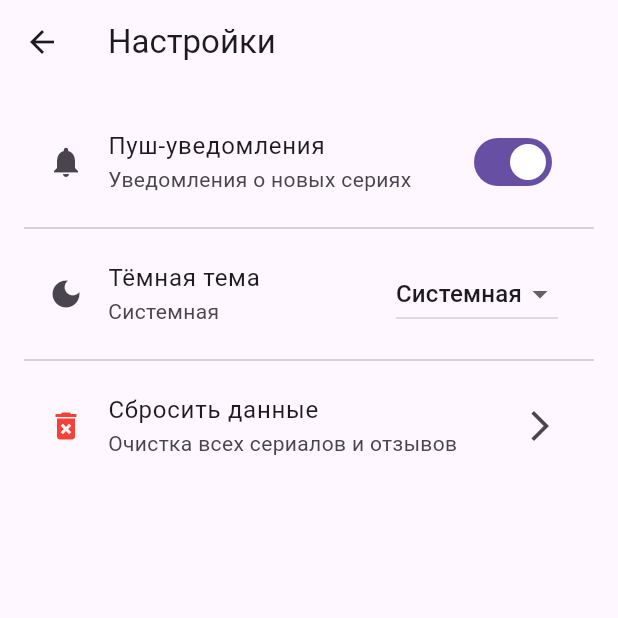
After one commit to starArsonist/series-tracker, a Flutter app: the SettingsScreen screen opened by its route, after a tap on "Пуш-уведомления", on a phone screen of 412 x 824 dp, the top half of it. The commit adds this screen. Run offline on Flutter 3.47's test engine with Material 3 defaults, Android fonts, the phone set to English and light mode, and no system bars; our stand-ins replace shared_preferences; accounts and stored records are empty.

Commit message:
добавлены экраны настроек и о приложении
- Экран настроек с SwitchListTile для пушей и темой
- Экран 'О приложении' с инфо о разработчиках
- Интеграция SharedPreferences для сохранения настроек
- Навигация через AppBar actions

```diff
--- a/series_tracker/lib/main.dart
+++ b/series_tracker/lib/main.dart
@@ -1,14 +1,51 @@
 import 'package:flutter/material.dart';
+import 'package:shared_preferences/shared_preferences.dart';
 import 'screens/login_screen.dart';
 import 'screens/register_screen.dart';
 import 'screens/home_screen.dart';
+import 'screens/settings_screen.dart';
+import 'screens/about_screen.dart';
 
 void main() {
   runApp(const SeriesTrackerApp());
 }
 
-class SeriesTrackerApp extends StatelessWidget {
+class SeriesTrackerApp extends StatefulWidget {
   const SeriesTrackerApp({super.key});
+
+  @override
+  State<SeriesTrackerApp> createState() => _SeriesTrackerAppState();
+}
+
+class _SeriesTrackerAppState extends State<SeriesTrackerApp> {
+  ThemeMode _themeMode = ThemeMode.system;
+  bool _pushNotifications = false;
+
+  @override
+  void initState() {
+    super.initState();
+    _loadSettings();
+  }
+
+  Future<void> _loadSettings() async {
+    final prefs = await SharedPreferences.getInstance();
+    setState(() {
+      _themeMode = ThemeMode.values[prefs.getInt('themeMode') ?? 0];
+      _pushNotifications = prefs.getBool('pushNotifications') ?? false;
+    });
+  }
+
+  Future<void> _saveThemeMode(ThemeMode mode) async {
+    final prefs = await SharedPreferences.getInstance();
+    await prefs.setInt('themeMode', mode.index);
+    setState(() => _themeMode = mode);
+  }
+
+  Future<void> _savePushNotifications(bool value) async {
+    final prefs = await SharedPreferences.getInstance();
+    await prefs.setBool('pushNotifications', value);
+    setState(() => _pushNotifications = value);
+  }
 
   @override
   Widget build(BuildContext context) {
@@ -17,12 +54,27 @@ class SeriesTrackerApp extends StatelessWidget {
       debugShowCheckedModeBanner: false,
       theme: ThemeData(
         primarySwatch: Colors.deepPurple,
+        brightness: Brightness.light,
       ),
+      darkTheme: ThemeData(
+        primarySwatch: Colors.deepPurple,
+        brightness: Brightness.dark,
+      ),
+      themeMode: _themeMode,
       initialRoute: '/login',
       routes: {
         '/login': (context) => const LoginScreen(),
         '/register': (context) => const RegisterScreen(),
         '/home': (context) => const HomeScreen(),
+        '/settings': (context) => SettingsScreen(
+          onThemeChanged: _saveThemeMode,
+          onPushChanged: _savePushNotifications,
+          pushNotifications: _pushNotifications,
+          onResetData: () => Navigator.pushNamedAndRemoveUntil(
+            context, '/login', (route) => false,
+          ),
+        ),
+        '/about': (context) => const AboutScreen(),
       },
     );
   }
--- /dev/null
+++ b/series_tracker/lib/screens/settings_screen.dart
@@ -0,0 +1,115 @@
+import 'package:flutter/material.dart';
+
+class SettingsScreen extends StatefulWidget {
+  final Function(ThemeMode) onThemeChanged;
+  final Function(bool) onPushChanged;
+  final bool pushNotifications;
+  final VoidCallback onResetData;
+
+  const SettingsScreen({
+    super.key,
+    required this.onThemeChanged,
+    required this.onPushChanged,
+    required this.pushNotifications,
+    required this.onResetData,
+  });
+
+  @override
+  State<SettingsScreen> createState() => _SettingsScreenState();
+}
+
+class _SettingsScreenState extends State<SettingsScreen> {
+  ThemeMode _themeMode = ThemeMode.system;
+
+  @override
+  void initState() {
+    super.initState();
+    _themeMode = ThemeMode.system;
+  }
+
+  String _themeText(ThemeMode mode) {
+    switch (mode) {
+      case ThemeMode.system: return 'Системная';
+      case ThemeMode.light: return 'Светлая';
+      case ThemeMode.dark: return 'Тёмная';
+    }
+  }
+
+  @override
+  Widget build(BuildContext context) {
+    return Scaffold(
+      appBar: AppBar(title: const Text('Настройки')),
+      body: ListView(
+        padding: const EdgeInsets.all(16),
+        children: [
+          // Пуш-уведомления
+          SwitchListTile(
+            title: const Text('Пуш-уведомления'),
+            subtitle: const Text('Уведомления о новых сериях'),
+            value: widget.pushNotifications,
+            onChanged: widget.onPushChanged,
+            secondary: const Icon(Icons.notifications),
+          ),
+
+          const Divider(),
+
+          // Тёмная тема
+          ListTile(
+            title: const Text('Тёмная тема'),
+            subtitle: Text(_themeText(_themeMode)),
+            leading: const Icon(Icons.dark_mode),
+            trailing: DropdownButton<ThemeMode>(
+              value: _themeMode,
+              items: const [
+                DropdownMenuItem(value: ThemeMode.system, child: Text('Системная')),
+                DropdownMenuItem(value: ThemeMode.light, child: Text('Светлая')),
+                DropdownMenuItem(value: ThemeMode.dark, child: Text('Тёмная')),
+              ],
+              onChanged: (value) {
+                if (value != null) {
+                  setState(() => _themeMode = value);
+                  widget.onThemeChanged(value);
+                }
+              },
+            ),
+          ),
+
+          const Divider(),
+
+          // Сброс данных
+          ListTile(
+            title: const Text('Сбросить данные'),
+            subtitle: const Text('Очистка всех сериалов и отзывов'),
+            leading: const Icon(Icons.delete_forever, color: Colors.red),
+            trailing: const Icon(Icons.arrow_forward_ios),
+            onTap: () {
+              showDialog(
+                context: context,
+                builder: (context) => AlertDialog(
+                  title: const Text('Сбросить данные?'),
+                  content: const Text('Все сериалы и отзывы будут удалены.'),
+                  actions: [
+                    TextButton(
+                      onPressed: () => Navigator.pop(context),
+                      child: const Text('Отмена'),
+                    ),
+                    TextButton(
+                      onPressed: () {
+                        widget.onResetData();
+                        Navigator.pop(context);
+                      },
+                      style: TextButton.styleFrom(foregroundColor: Colors.red),
+                      child: const Text('Сбросить'),
+                    ),
+                  ],
+                ),
+              );
+            },
+          ),
+
+          const SizedBox(height: 20),
+        ],
+      ),
+    );
+  }
+}
--- a/series_tracker/pubspec.yaml
+++ b/series_tracker/pubspec.yaml
@@ -28,6 +28,7 @@ environment:
 # the latest version available on pub.dev. To see which dependencies have newer
 # versions available, run `flutter pub outdated`.
 dependencies:
+  shared_preferences: ^2.3.2
   flutter:
     sdk: flutter
 
```
Also changed, not shown: series_tracker/lib/screens/about_screen.dart (added, +75 -0 lines), series_tracker/lib/screens/home_screen.dart (+7 -15 lines).
